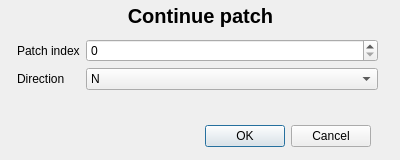
Qt form Labor/GUI/PatchContinueWindow.ui (Moenish/II_II-CAGD) before a commit.
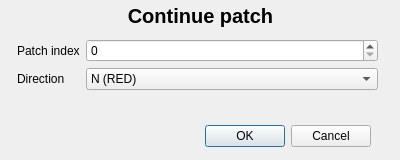
The same form after that commit.

```diff
--- a/Labor/GUI/PatchContinueWindow.ui
+++ b/Labor/GUI/PatchContinueWindow.ui
@@ -43,7 +43,7 @@
      <widget class="QComboBox" name="patchContinueDirectionComboBox">
       <item>
        <property name="text">
-        <string>N</string>
+        <string>N (RED)</string>
        </property>
       </item>
       <item>
```
Left out of the diff: 14 changed lines with no effect on the pictures.
